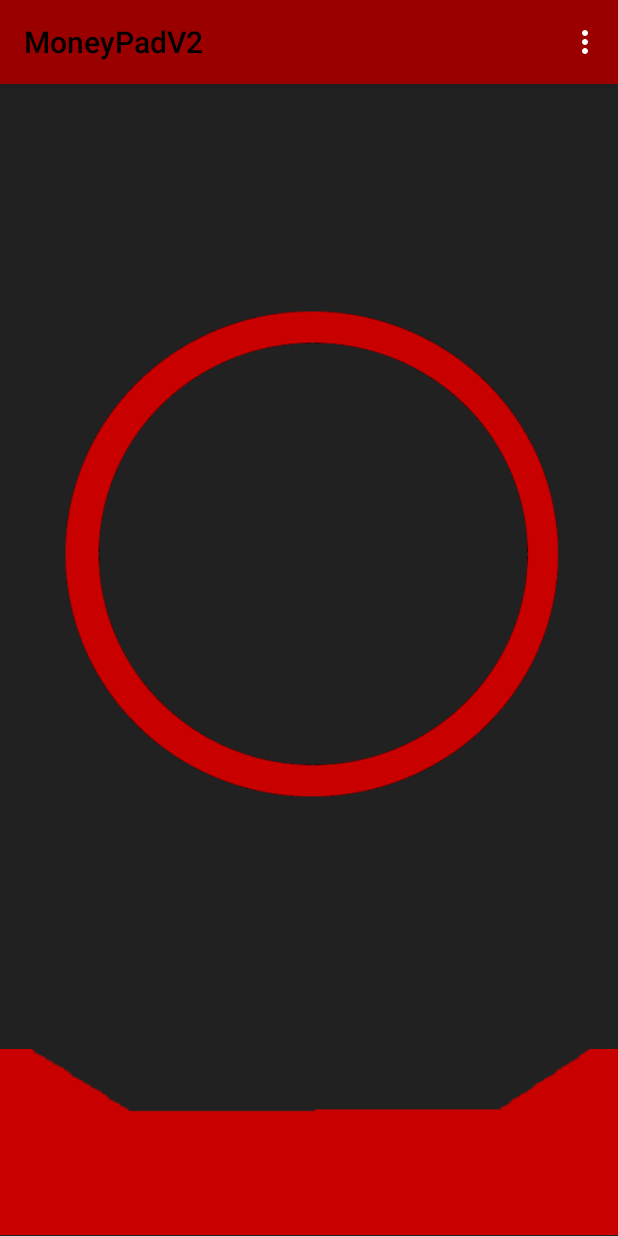
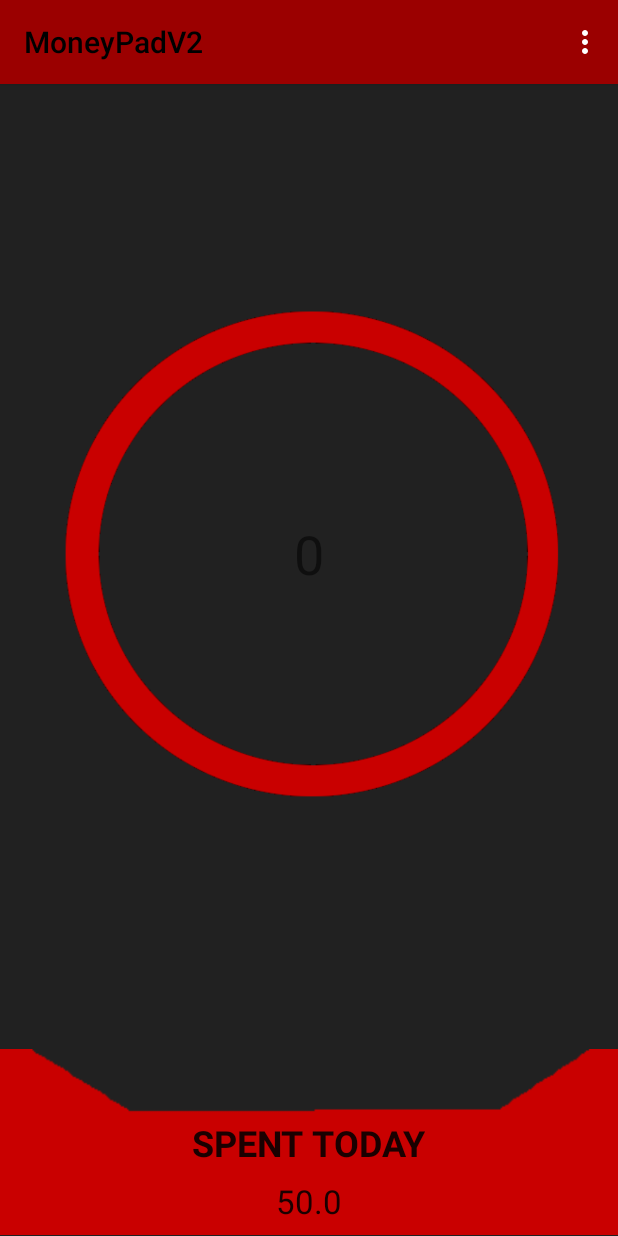
Before and after one commit to TEMETS/Moneypad, an Android app: the screen it shows after launch (MainActivity), on a phone screen of 412 x 824 dp. Run offline under Robolectric (Android 15) with nearby library versions, the phone set to English and light mode, and no system bars.

Commit message:
Implemented simple data handling.

```diff
--- a/app/src/main/java/com/example/moneypadv2/Data.java
+++ b/app/src/main/java/com/example/moneypadv2/Data.java
@@ -1,4 +1,57 @@
 package com.example.moneypadv2;
 
+import java.util.Calendar;
+import java.util.Date;
+
 public class Data {
+    private Calendar calendar;
+    private double value;
+
+    public Data(Calendar calendar, double value) {
+        this.calendar = calendar;
+        this.value = value;
+    }
+
+    public Calendar getTime() {
+        return this.calendar;
+    }
+
+    public double getValue() {
+        return this.value;
+    }
+
+    //public int index() {
+    //    return 1;
+    //}
+
+    @Override
+    public int hashCode() {
+        int hash = 5;
+        hash = 71 * hash + (int) (Double.doubleToLongBits(this.value) ^ (Double.doubleToLongBits(this.value) >>> 32));
+        return hash;
+    }
+
+    @Override
+    public boolean equals(Object obj) {
+        if (this == obj) {
+            return true;
+        }
+        if (obj == null) {
+            return false;
+        }
+        if (getClass() != obj.getClass()) {
+            return false;
+        }
+        final Data other = (Data) obj;
+        if (this.calendar != other.calendar) {
+            return false;
+        }
+        return true;
+    }
+
+    @Override
+    public String toString() {
+        return "Date: " + this.calendar.get(Calendar.DAY_OF_MONTH) + "." + (this.calendar.get(Calendar.MONTH) + 1) + "\nTime: " + this.calendar.get(Calendar.HOUR_OF_DAY) + ":" + this.calendar.get(Calendar.MINUTE) + "\nAmount: " + this.value;
+    }
+
 }
--- a/app/src/main/java/com/example/moneypadv2/DataHandler.java
+++ b/app/src/main/java/com/example/moneypadv2/DataHandler.java
@@ -1,4 +1,106 @@
 package com.example.moneypadv2;
 
+import java.util.ArrayList;
+import java.util.Calendar;
+import java.util.Collections;
+import java.util.Date;
+
 public class DataHandler {
+
+    private ArrayList<Data> data;
+    private Data lastData; // Used to get most recent time and value
+    //private Money balance;
+
+    public DataHandler(double amount) {
+        this.data = new ArrayList<>(); // Create an empty Data-list
+        //this.balance = new Money(amount); //Create a bank "account" with a specified amount of money
+    }
+
+    public void setLast(Data data) {
+        this.lastData = data;
+    }
+
+    public void add(double value) {
+        //if(!this.data.contains(new Data(time, 0))) {
+
+        Calendar time = Calendar.getInstance();
+
+        this.data.add(new Data(time, value));
+        //this.lastData = new Data(time, value);
+
+        //this.balance.subtract(value);
+        //} else {
+        //    throw new IllegalArgumentException("Same time used previously");
+        //}
+    }
+
+    public void add(int day, int month, int hour, double value) {
+        Calendar time = Calendar.getInstance();
+        time.add(Calendar.DAY_OF_MONTH, day);
+        time.add(Calendar.MONTH, month);
+        time.add(Calendar.HOUR_OF_DAY, hour);
+
+        this.data.add(new Data(time, value));
+    }
+
+    public String get(int i) {
+        return this.data.get(i).toString();
+    }
+
+    public void getAll() {
+        for (Data data : this.data) {
+            System.out.println(data + "\n");
+        }
+    }
+
+    public void sort() {
+        Data test = this.data.get(0);
+        Calendar calendar = test.getTime();
+
+        Data test2 = this.data.get(1);
+        Calendar calendar2 = test2.getTime();
+
+        Data test3 = this.data.get(2);
+        Calendar calendar3 = test3.getTime();
+
+        System.out.println(calendar.after(calendar3));
+        //calendar.
+    }
+
+    public double spentToday() {
+        Calendar today = Calendar.getInstance();
+        System.out.println("Looking for: " + today.get(Calendar.DAY_OF_MONTH));
+
+        Double spent = 0.0;
+
+        for (Data data : this.data) {
+            Calendar test = data.getTime();
+
+            if (today.get(Calendar.DAY_OF_MONTH) == test.get(Calendar.DAY_OF_MONTH)) {
+                //System.out.println("true");
+                spent += data.getValue();
+            }
+        }
+
+        return spent;
+    }
+
+    public double spentYesterday() {
+        Calendar today = Calendar.getInstance();
+        System.out.println("Looking for: " + (today.get(Calendar.DAY_OF_MONTH)-1));
+
+        Double spent = 0.0;
+
+        for (Data data : this.data) {
+            Calendar test = data.getTime();
+
+            if ((today.get(Calendar.DAY_OF_MONTH) -1) == test.get(Calendar.DAY_OF_MONTH)) {
+                //System.out.println("true");
+                spent += data.getValue();
+            }
+        }
+
+        return spent;
+    }
+
 }
--- a/app/src/main/java/com/example/moneypadv2/MainActivity.java
+++ b/app/src/main/java/com/example/moneypadv2/MainActivity.java
@@ -4,13 +4,26 @@ import androidx.appcompat.app.AppCompatActivity;
 
 import android.os.Bundle;
 import android.view.Menu;
+import android.widget.TextView;
 
 public class MainActivity extends AppCompatActivity {
+
+    DataHandler dataHandler = new DataHandler(500);
 
     @Override
     protected void onCreate(Bundle savedInstanceState) {
         super.onCreate(savedInstanceState);
         setContentView(R.layout.activity_main);
+
+        dataHandler.add(50);
+
+        updateUI();
+
+    }
+
+    public void updateUI() {
+        TextView textView = findViewById(R.id.spendToday);
+        textView.setText(Double.toString(dataHandler.spentToday()));
     }
 
     @Override
--- a/app/src/main/res/layout/activity_main.xml
+++ b/app/src/main/res/layout/activity_main.xml
@@ -35,4 +35,41 @@
         app:layout_constraintStart_toStartOf="parent"
         app:layout_constraintTop_toTopOf="parent"
         app:srcCompat="@drawable/ympyra2" />
+
+    <TextView
+        android:id="@+id/textView"
+        android:layout_width="wrap_content"
+        android:layout_height="wrap_content"
+        android:text="@string/money_left"
+        android:textSize="36sp"
+        app:layout_constraintBottom_toBottomOf="@+id/imageView2"
+        app:layout_constraintEnd_toEndOf="@+id/imageView2"
+        app:layout_constraintStart_toStartOf="@+id/imageView2"
+        app:layout_constraintTop_toTopOf="@+id/imageView2" />
+
+    <TextView
+        android:id="@+id/textView2"
+        android:layout_width="wrap_content"
+        android:layout_height="wrap_content"
+        android:fontFamily="sans-serif"
+        android:text="@string/text_spent_today"
+        android:textAllCaps="true"
+        android:textAppearance="@style/TextAppearance.AppCompat.Large"
+        android:textSize="24sp"
+        android:textStyle="bold"
+        app:layout_constraintBottom_toBottomOf="parent"
+        app:layout_constraintEnd_toEndOf="parent"
+        app:layout_constraintStart_toStartOf="@+id/imageView"
+        app:layout_constraintTop_toTopOf="@+id/imageView" />
+
+    <TextView
+        android:id="@+id/spendToday"
+        android:layout_width="wrap_content"
+        android:layout_height="wrap_content"
+        android:text="@string/spent_today"
+        android:textAppearance="@style/TextAppearance.AppCompat.Large"
+        app:layout_constraintBottom_toBottomOf="@+id/imageView"
+        app:layout_constraintEnd_toEndOf="parent"
+        app:layout_constraintStart_toStartOf="parent"
+        app:layout_constraintTop_toBottomOf="@+id/textView2" />
 </androidx.constraintlayout.widget.ConstraintLayout>
--- a/app/src/main/res/values/strings.xml
+++ b/app/src/main/res/values/strings.xml
@@ -2,4 +2,9 @@
     <string name="app_name">MoneyPadV2</string>
     <string name="settings">Asetukset</string>
     <string name="exit">Poistu</string>
+    <string name="money_left">0</string>
+    <string name="text_spent_today">Spent today</string>
+    <string name="text_spent_yesterday">Spend yesterday</string>
+    <string name="spent_today">0</string>
+    <string name="spent_yesterday">0</string>
 </resources>
```
